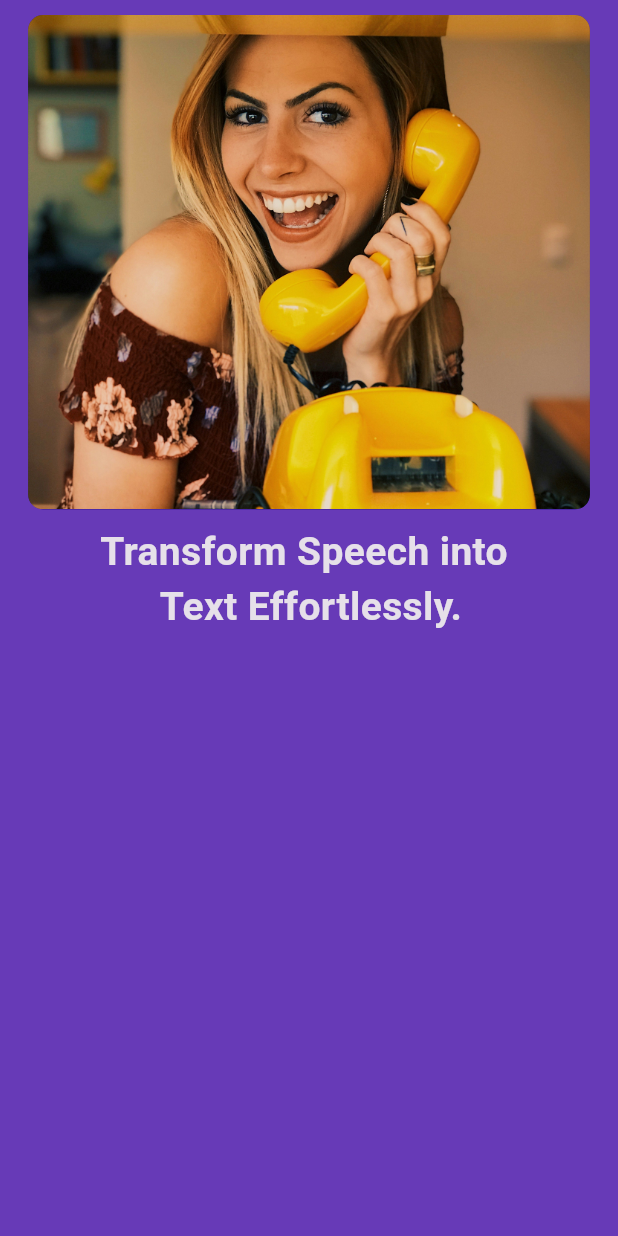
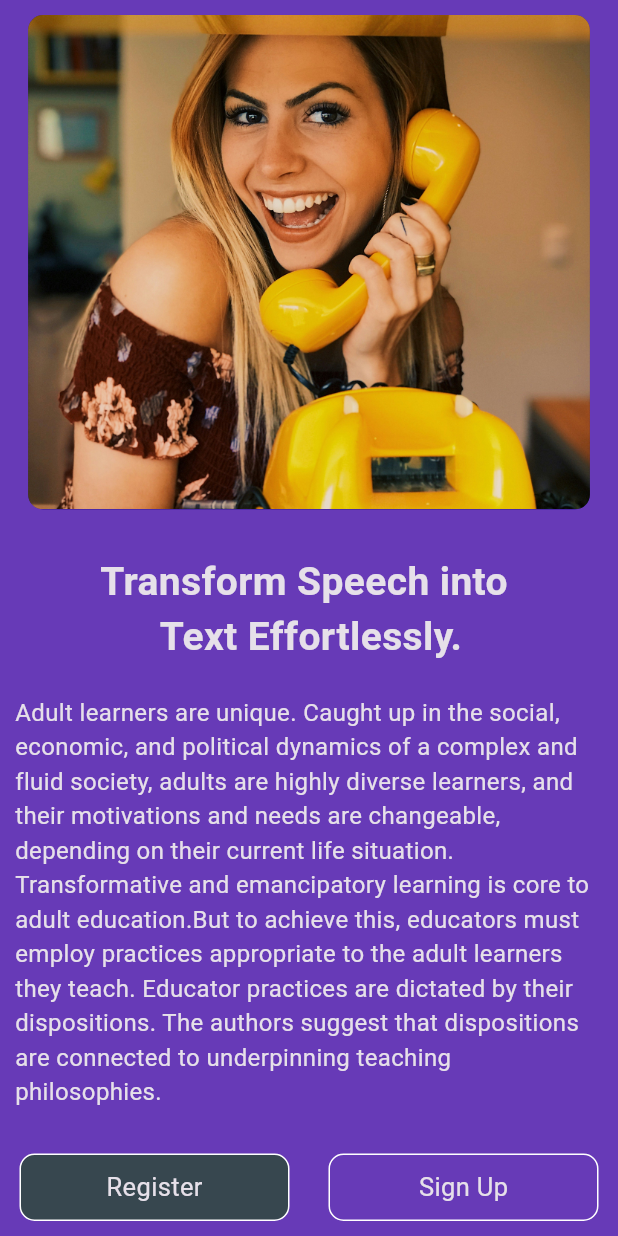
Before and after one commit to nayonkk/Transform_document, a Flutter app: the screen it shows after launch, on a phone screen of 412 x 824 dp. Run offline on Flutter 3.47's test engine with Material 3 defaults, Android fonts, the phone set to English and light mode, and no system bars.

Commit message:
Adding new Featute

```diff
--- a/lib/Homepage.dart
+++ b/lib/Homepage.dart
@@ -1,5 +1,7 @@
 import 'package:flutter/material.dart';
+import 'package:transform_dev/services/Remote.dart';
 
+import 'images_folder/Buttons.dart';
 import 'images_folder/display.dart';
 import 'images_folder/text.dart';
 
@@ -8,14 +10,30 @@ class Homepage extends StatelessWidget {
 
   @override
   Widget build(BuildContext context) {
-    return const  SafeArea(
+    return SafeArea(
       child: Scaffold(
         backgroundColor: Colors.deepPurple,
         body: Column(
           crossAxisAlignment: CrossAxisAlignment.center,
           children: [
-            images_first(),
-            text_document(),
+            const images_first(),
+            const SizedBox(
+              height: 10,
+            ),
+            const text_document(),
+            const SizedBox(
+              height: 10,
+            ),
+            Expanded(
+              child: Container(),
+            ),
+            const SizedBox(
+              height: 10,
+            ),
+            const Register_Buttons(),
+            const SizedBox(
+              height: 10,
+            ),
           ],
         ),
       ),
--- /dev/null
+++ b/lib/images_folder/Buttons.dart
@@ -0,0 +1,27 @@
+import 'package:flutter/material.dart';
+
+import '../services/Remote.dart';
+
+
+class Register_Buttons extends StatelessWidget {
+  const Register_Buttons({
+    super.key,
+  });
+
+  @override
+  Widget build(BuildContext context) {
+    return Column(
+      children: [
+        Row(
+          mainAxisAlignment: MainAxisAlignment.spaceAround,
+          children: [
+            UI_helper.Custom_Button(
+                45, 180, "Register", Colors.blueGrey.shade800,(){}),
+            UI_helper.Custom_Button(
+                45, 180, "Sign Up", Colors.transparent,(){}),
+          ],
+        )
+      ],
+    );
+  }
+}
--- a/lib/images_folder/text.dart
+++ b/lib/images_folder/text.dart
@@ -10,10 +10,10 @@ class text_document extends StatelessWidget {
   Widget build(BuildContext context) {
     return const Column(
       crossAxisAlignment: CrossAxisAlignment.center,
-      mainAxisAlignment: MainAxisAlignment.center,
+      mainAxisAlignment: MainAxisAlignment.end,
       children: [
         Padding(
-          padding: EdgeInsets.only(top: 10),
+          padding: EdgeInsets.only(top: 20),
           child: Center(
             child: Text(
               "Transform Speech into \n      Text Effortlessly.",
@@ -21,7 +21,25 @@ class text_document extends StatelessWidget {
                   TextStyle(fontSize: 26, fontWeight: FontWeight.bold),
             ),
           ),
-        )
+        ),
+
+   Padding(
+          padding: EdgeInsets.only(top: 20,left: 10,right: 10),
+          child: Center(
+            child: Text(
+              "Adult learners are unique. Caught up in the social, economic, and political dynamics of a complex and fluid society, adults are highly diverse learners, and their motivations and needs are changeable, depending on their current life situation. Transformative and emancipatory learning is core to adult education.But to achieve this, educators must employ practices appropriate to the adult learners they teach. Educator practices are dictated by their dispositions. The authors suggest that dispositions are connected to underpinning teaching philosophies. ",
+              style:
+                  TextStyle(fontSize: 16,),
+            ),
+          ),
+        ),
+
+
+
+
+
+
+
       ],
     );
   }
--- /dev/null
+++ b/lib/services/Remote.dart
@@ -0,0 +1,36 @@
+import 'package:flutter/material.dart';
+
+
+class UI_helper{
+
+   static Custom_Button( double hight,double weight ,String text ,Color bodyColor,VoidCallback voidCallback  ){
+
+     return  Container(
+                      decoration: BoxDecoration(
+                        border: Border.all(color: Colors.white),
+                          color: bodyColor ,
+                          borderRadius: BorderRadius.circular(10)),
+                      height: hight ,
+                      width: weight ,
+                      child:  Center(
+                          child: Text(
+                        text ,
+                        style:const TextStyle(
+                          fontSize: 17,
+                        ),
+                      )),
+                    );
+
+
+
+
+   }
+
+
+
+
+
+
+
+
+}
```
